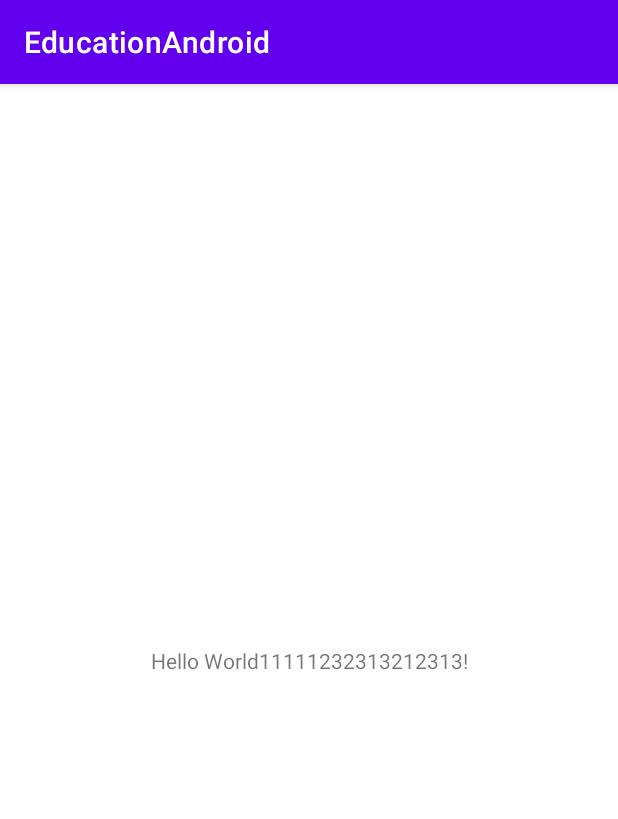
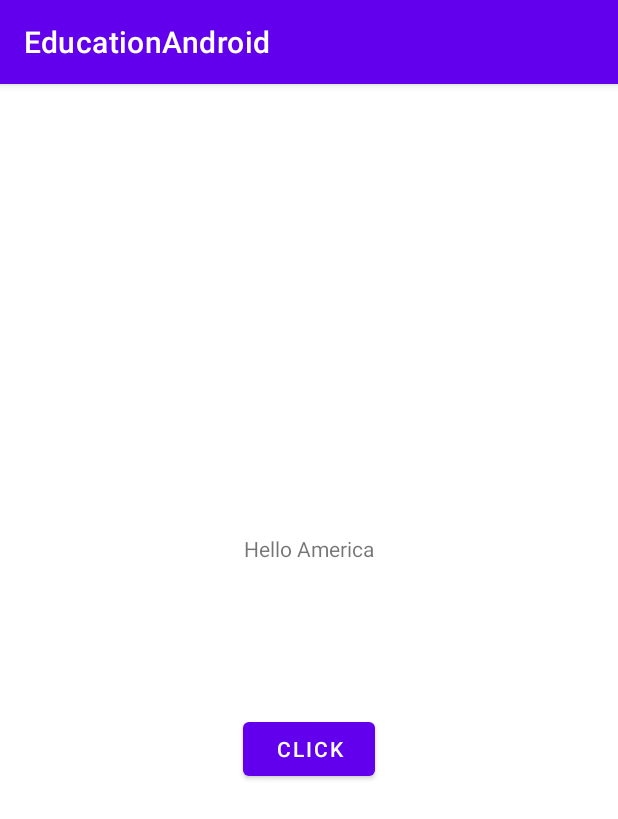
Before and after one commit to MriyaAndroid/EducationAndroid, an Android app: the screen it shows after launch (MainActivity), on a phone screen of 412 x 824 dp. Shown: the top 819 px of the screen. Run offline under Robolectric (Android 15) with nearby library versions, the phone set to English and light mode, and no system bars.

Commit message:
lesson_1

```diff
--- a/app/src/main/AndroidManifest.xml
+++ b/app/src/main/AndroidManifest.xml
@@ -7,8 +7,8 @@
         android:dataExtractionRules="@xml/data_extraction_rules"
         android:fullBackupContent="@xml/backup_rules"
         android:icon="@mipmap/ic_launcher"
+        android:roundIcon="@mipmap/ic_launcher_round"
         android:label="@string/app_name"
-        android:roundIcon="@mipmap/ic_launcher_round"
         android:supportsRtl="true"
         android:theme="@style/Theme.EducationAndroid"
         tools:targetApi="31">
--- a/app/src/main/java/ru/education/android/MainActivity.kt
+++ b/app/src/main/java/ru/education/android/MainActivity.kt
@@ -2,10 +2,34 @@ package ru.education.android
 
 import androidx.appcompat.app.AppCompatActivity
 import android.os.Bundle
+import android.widget.Button
+import android.widget.TextView
 
+// : -> наследование
 class MainActivity : AppCompatActivity() {
+
     override fun onCreate(savedInstanceState: Bundle?) {
         super.onCreate(savedInstanceState)
         setContentView(R.layout.activity_main)
+        val textView = findViewById<TextView>(R.id.textView)
+        val button = findViewById<Button>(R.id.button)
+        button.setOnClickListener {
+            textView.text = "Russia"
+        }
     }
+
+    //Run
+    //I/System.out: onStart
+
+    override fun onStart() {
+        super.onStart()
+        println("onStart")
+    }
+
+    //I/System.out: onStop
+    override fun onStop() {
+        super.onStop()
+        println("onStop")
+    }
+
 }
--- a/app/src/main/res/layout/activity_main.xml
+++ b/app/src/main/res/layout/activity_main.xml
@@ -1,18 +1,27 @@
 <?xml version="1.0" encoding="utf-8"?>
-<androidx.constraintlayout.widget.ConstraintLayout xmlns:android="http://schemas.android.com/apk/res/android"
+<LinearLayout xmlns:android="http://schemas.android.com/apk/res/android"
     xmlns:app="http://schemas.android.com/apk/res-auto"
     xmlns:tools="http://schemas.android.com/tools"
     android:layout_width="match_parent"
-    android:layout_height="match_parent"
+    android:layout_gravity="center"
+    android:layout_height="wrap_content"
+    android:orientation="vertical"
     tools:context=".MainActivity">
 
     <TextView
+        android:id="@+id/textView"
         android:layout_width="wrap_content"
         android:layout_height="wrap_content"
-        android:text="Hello World11111232313212313!"
-        app:layout_constraintBottom_toBottomOf="parent"
-        app:layout_constraintEnd_toEndOf="parent"
-        app:layout_constraintStart_toStartOf="parent"
-        app:layout_constraintTop_toTopOf="parent" />
+        android:layout_gravity="center"
+        android:gravity="center"
+        android:text="Hello America" />
 
-</androidx.constraintlayout.widget.ConstraintLayout>
+    <Button
+        android:id="@+id/button"
+        android:layout_width="wrap_content"
+        android:layout_height="wrap_content"
+        android:layout_marginTop="100dp"
+        android:text="Click"
+        android:layout_gravity="center"/>
+
+</LinearLayout>
```
